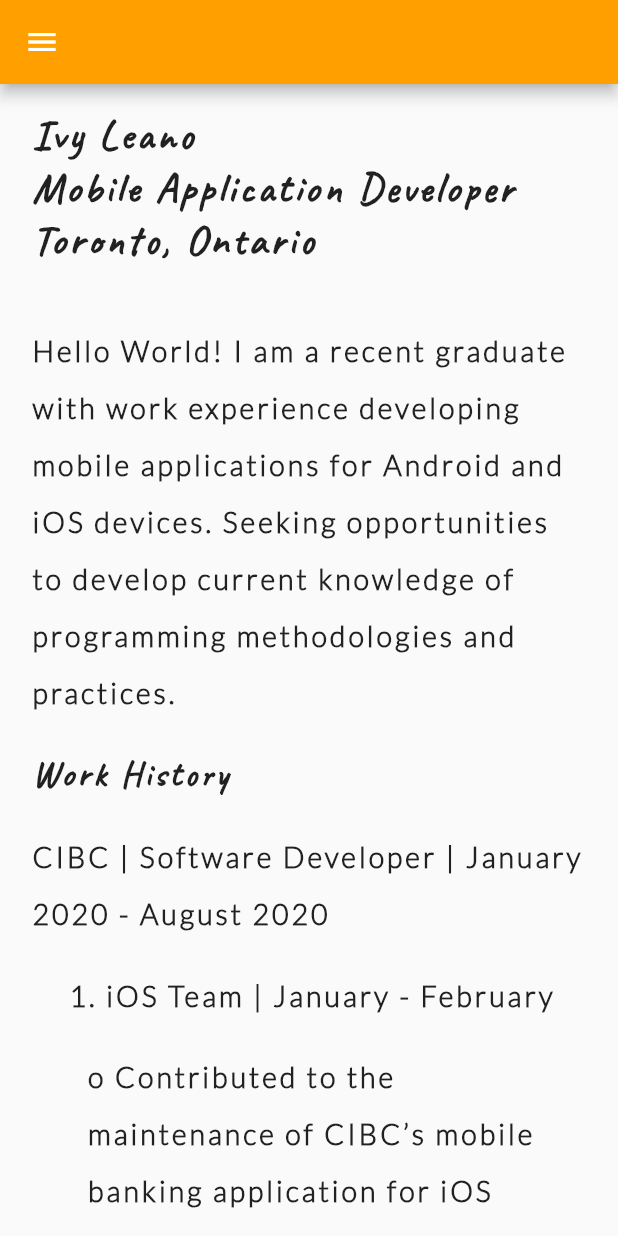
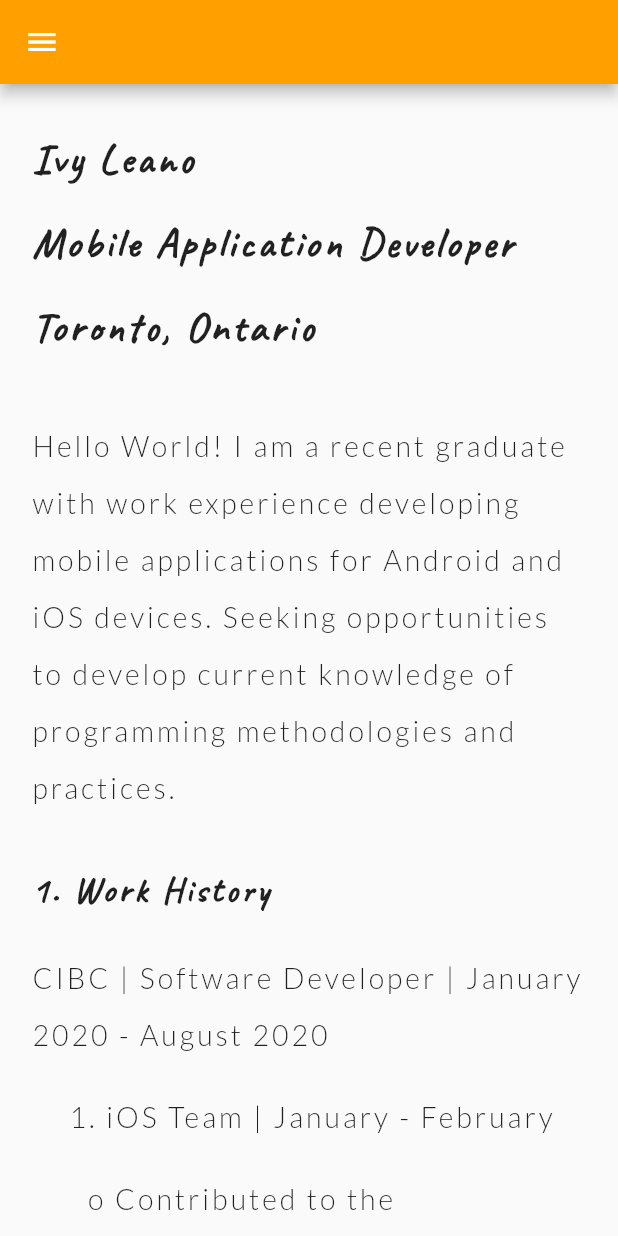
Before and after one commit to IvyLeano/Portfolio, a Flutter app: the screen it shows after launch, on a phone screen of 412 x 824 dp. Run offline on Flutter 3.47's test engine with Material 2 defaults, Android fonts, the phone set to English and light mode, and no system bars.

Commit message:
Safe delete Description component

```diff
--- a/lib/Components/Home/home_title_component.dart
+++ b/lib/Components/Home/home_title_component.dart
@@ -1,7 +1,7 @@
 import 'package:Portfolio/constants.dart';
 import 'package:flutter/cupertino.dart';
 
-import '../header_component.dart';
+import '../text_component.dart';
 
 class HomeTitleComponent extends StatelessWidget {
   const HomeTitleComponent({Key key});
@@ -10,18 +10,24 @@
   Widget build(BuildContext context) {
     return Column(
       children: <Widget>[
-        HeaderComponent(
-            header: Constants.HOME_NAME,
-            fontFamily: Constants.TITLE_FONT_FAMILY,
-            fontSize: Constants.TITLE_FONT_SIZE),
-        HeaderComponent(
-            header: Constants.HOME_OCCUPATION,
-            fontFamily: Constants.TITLE_FONT_FAMILY,
-            fontSize: Constants.TITLE_FONT_SIZE),
-        HeaderComponent(
-            header: Constants.HOME_LOCATION,
-            fontFamily: Constants.TITLE_FONT_FAMILY,
-            fontSize: Constants.TITLE_FONT_SIZE),
+        TextComponent(
+          text: Constants.HOME_NAME,
+          fontFamily: Constants.TITLE_FONT_FAMILY,
+          fontSize: Constants.TITLE_FONT_SIZE,
+          fontWeight: FontWeight.bold,
+        ),
+        TextComponent(
+          text: Constants.HOME_OCCUPATION,
+          fontFamily: Constants.TITLE_FONT_FAMILY,
+          fontSize: Constants.TITLE_FONT_SIZE,
+          fontWeight: FontWeight.bold,
+        ),
+        TextComponent(
+          text: Constants.HOME_LOCATION,
+          fontFamily: Constants.TITLE_FONT_FAMILY,
+          fontSize: Constants.TITLE_FONT_SIZE,
+          fontWeight: FontWeight.bold,
+        ),
         SizedBox(
           height: MediaQuery.of(context).size.height *
               Constants
--- a/lib/Components/Home/home_work_history_component.dart
+++ b/lib/Components/Home/home_work_history_component.dart
@@ -2,8 +2,7 @@
 import 'package:Portfolio/constants.dart';
 import 'package:flutter/cupertino.dart';
 
-import '../description_component.dart';
-import '../header_component.dart';
+import '../text_component.dart';
 
 class HomeWorkHistoryComponent extends StatelessWidget {
   const HomeWorkHistoryComponent({Key key});
@@ -12,17 +11,19 @@
   Widget build(BuildContext context) {
     return Column(
       children: <Widget>[
-        HeaderComponent(
-            header: Constants.HOME_HEADER_ONE,
-            fontFamily: Constants.HEADER_FONT_FAMILY,
-            fontSize: Constants.HEADER_FONT_SIZE),
+        TextComponent(
+          text: Constants.HOME_HEADER_ONE,
+          fontFamily: Constants.HEADER_FONT_FAMILY,
+          fontSize: Constants.HEADER_FONT_SIZE,
+          fontWeight: FontWeight.bold,
+        ),
         SizedBox(
           height: MediaQuery.of(context).size.height *
               Constants
                   .SIZED_BOX_HEIGHT_AS_PERCENTAGE_OF_SCREEN_HEIGHT_BELOW_HEADING,
         ),
-        DescriptionComponent(
-            description: Constants.HOME_HEADER_ONE_LABEL,
+        TextComponent(
+            text: Constants.HOME_HEADER_ONE_LABEL,
             fontFamily: Constants.DEFAULT_FONT_FAMILY,
             fontSize: Constants.DEFAULT_FONT_SIZE),
         SizedBox(
@@ -34,13 +35,11 @@
           padding: EdgeInsets.fromLTRB(
               MediaQuery.of(context).size.height *
                   Constants.BULLET_POINT_INDENT_AS_PERCENTAGE_0F_SCREEN_WIDTH,
-              0.0,
-              0.0,
-              0.0),
+              0.0, 0.0, 0.0),
           child: Column(
             children: <Widget>[
-              DescriptionComponent(
-                  description: Constants.HOME_HEADER_ONE_WORK_ROLE_ONE,
+              TextComponent(
+                  text: Constants.HOME_HEADER_ONE_WORK_ROLE_ONE,
                   fontFamily: Constants.DEFAULT_FONT_FAMILY,
                   fontSize: Constants.DEFAULT_FONT_SIZE),
               SizedBox(
@@ -55,8 +54,8 @@
                     Constants
                         .SIZED_BOX_HEIGHT_AS_PERCENTAGE_OF_SCREEN_HEIGHT_BELOW_HEADING,
               ),
-              DescriptionComponent(
-                  description: Constants.HOME_HEADER_ONE_WORK_ROLE_TWO,
+              TextComponent(
+                  text: Constants.HOME_HEADER_ONE_WORK_ROLE_TWO,
                   fontFamily: Constants.DEFAULT_FONT_FAMILY,
                   fontSize: Constants.DEFAULT_FONT_SIZE),
               SizedBox(
--- a/lib/Components/description_component.dart
+++ /dev/null
@@ -1,29 +0,0 @@
-import 'package:flutter/cupertino.dart';
-
-import '../constants.dart';
-
-class DescriptionComponent extends StatelessWidget {
-  const DescriptionComponent(
-      {Key key, this.description, this.fontFamily, this.fontSize});
-
-  final description;
-  final fontFamily;
-  final fontSize;
-
-  @override
-  Widget build(BuildContext context) {
-    return Container(
-      alignment: Constants.CONTAINER_ALIGNMENT,
-      child: Text(
-        description,
-        style: TextStyle(
-          fontWeight: FontWeight.bold,
-          fontSize: fontSize,
-          fontFamily: fontFamily, // TODO: add a text fallback font
-          letterSpacing: Constants.DESCRIPTION_LETTER_SPACING,
-          height: Constants.DESCRIPTION_HEIGHT_SPACING,
-        ),
-      ),
-    );
-  }
-}
--- a/lib/Components/header_component.dart
+++ b/lib/Components/text_component.dart
@@ -2,24 +2,27 @@
 import 'package:flutter/cupertino.dart';
 import 'package:flutter/material.dart';
 
-class HeaderComponent extends StatelessWidget {
-  const HeaderComponent({Key key, this.header, this.fontFamily, this.fontSize});
+class TextComponent extends StatelessWidget {
+  const TextComponent(
+      {Key key, this.text, this.fontFamily, this.fontSize, this.fontWeight});
 
-  final header;
+  final text;
   final fontFamily;
   final fontSize;
+  final fontWeight;
 
   @override
-  Widget build(BuildContext context) {
+  Widget build(BuildContext context) { // TODO: add a text fallback font
     return Container(
       alignment: Constants.CONTAINER_ALIGNMENT,
       child: Text(
-        header,
+        text,
         style: TextStyle(
-          fontWeight: FontWeight.bold,
+          fontWeight: fontWeight,
           fontSize: fontSize,
           fontFamily: fontFamily,
           letterSpacing: Constants.HEADER_LETTER_SPACING,
+          height: Constants.DESCRIPTION_HEIGHT_SPACING,
         ),
       ),
     );
--- a/lib/Components/vertical_bullet_points_component.dart
+++ b/lib/Components/vertical_bullet_points_component.dart
@@ -1,7 +1,7 @@
+import 'package:Portfolio/Components/text_component.dart';
 import 'package:flutter/cupertino.dart';
 
 import '../constants.dart';
-import 'description_component.dart';
 
 class VerticalBulletPointsComponent extends StatelessWidget {
   const VerticalBulletPointsComponent({Key key, this.list});
@@ -12,8 +12,8 @@
     List<Widget> bulletPoints = new List<Widget>();
 
     for (int i = 0; i < list.length; i++) {
-      bulletPoints.add(DescriptionComponent(
-          description: list[i],
+      bulletPoints.add(TextComponent(
+          text: list[i],
           fontFamily: Constants.DEFAULT_FONT_FAMILY,
           fontSize: Constants.DEFAULT_FONT_SIZE));
       bulletPoints.add(
--- a/lib/Screens/home_screen.dart
+++ b/lib/Screens/home_screen.dart
@@ -1,9 +1,8 @@
 import 'package:Portfolio/Components/Home/home_education_component.dart';
 import 'package:Portfolio/Components/Home/home_title_component.dart';
 import 'package:Portfolio/Components/Home/home_work_history_component.dart';
-import 'package:Portfolio/Components/description_component.dart';
-import 'package:Portfolio/Components/header_component.dart';
 import 'package:Portfolio/Components/nav_bar_component.dart';
+import 'package:Portfolio/Components/text_component.dart';
 
 import 'package:flutter/cupertino.dart';
 import 'package:flutter/material.dart';
@@ -11,6 +10,8 @@
 import '../constants.dart';
 
 class HomeScreen extends StatelessWidget {
+  const HomeScreen({Key key});
+
   @override
   Widget build(BuildContext context) {
     return Scaffold(
@@ -33,8 +34,8 @@
           child: Column(
             children: <Widget>[
               HomeTitleComponent(),
-              DescriptionComponent(
-                  description: Constants.HOME_SUMMARY,
+              TextComponent(
+                  text: Constants.HOME_SUMMARY,
                   fontFamily: Constants.DEFAULT_FONT_FAMILY,
                   fontSize: Constants.DEFAULT_FONT_SIZE),
               SizedBox(
--- a/lib/main.dart
+++ b/lib/main.dart
@@ -15,7 +15,7 @@
       title: Constants.TAB_BAR_TITLE,
       theme: ThemeData(
         fontFamily: Constants.DEFAULT_FONT_FAMILY,
-        primarySwatch: Colors.blue,
+        primarySwatch: Constants.PRIMARY_SWATCH,
         visualDensity: VisualDensity.adaptivePlatformDensity,
       ),
       home: HomeScreen(),
```
Also changed, not shown: lib/Components/Contact/contact_email_component.dart (+10 -11 lines), lib/Components/Contact/contact_github_component.dart (+14 -11 lines), lib/Components/Contact/contact_linkedin_component.dart (+12 -13 lines), lib/Components/Home/home_education_component.dart (+10 -9 lines), lib/Components/Project/project_project_component.dart (+10 -6 lines), lib/Components/Technology/technology_concepts_component.dart (+9 -6 lines), lib/Components/Technology/technology_ides_editors.dart (+7 -5 lines), lib/Components/Technology/technology_languages_frameworks_sdks_components.dart (+9 -6 lines), lib/Components/Technology/technology_tools.dart (+9 -6 lines), lib/Screens/contact_screen.dart (+8 -5 lines), lib/Screens/projects_screen.dart (+11 -8 lines), lib/Screens/technology_screen.dart (+9 -6 lines), lib/constants.dart (+10 -11 lines).
